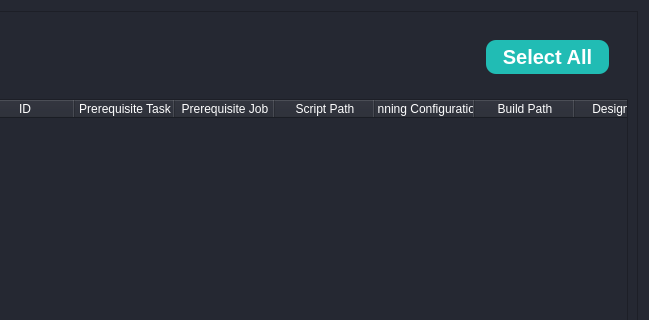
The window that src/frontend/UiFiles/Jobs.ui (bassant-hisham/Anomalies-Tracker-Siemens-Academy) describes before a commit, drawn with Qt 5; both pictures show x 147 to 796 and y 0 to 320 of the 796 by 606 pixel window.
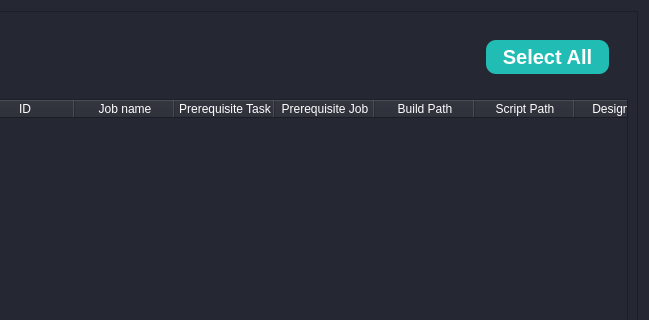
The same window after the commit.

```diff
--- a/src/frontend/UiFiles/Jobs.ui
+++ b/src/frontend/UiFiles/Jobs.ui
@@ -262,6 +262,11 @@
            <string>ID</string>
           </property>
          </column>
+         <column>
+          <property name="text">
+           <string>Job name</string>
+          </property>
+         </column>
          <column>
           <property name="text">
            <string>Prerequisite Task</string>
@@ -272,36 +277,31 @@
            <string>Prerequisite Job</string>
           </property>
          </column>
-         <column>
-          <property name="text">
-           <string>Script Path</string>
-          </property>
-         </column>
-         <column>
-          <property name="text">
-           <string>Running Configurations</string>
-          </property>
-         </column>
          <column>
           <property name="text">
            <string>Build Path</string>
           </property>
          </column>
+         <column>
+          <property name="text">
+           <string>Script Path</string>
+          </property>
+         </column>
          <column>
           <property name="text">
            <string>Design Path</string>
           </property>
          </column>
+         <column>
+          <property name="text">
+           <string>Running Configurations</string>
+          </property>
+         </column>
          <column>
           <property name="text">
            <string>Design Configurations</string>
           </property>
          </column>
-                   <column>
-            <property name="text">
-            <string>Job name</string>
-            </property>
-          </column>
            <column>
             <property name="text">
             <string>Job Status</string>
```
Lines whose indentation alone changed are shown as unchanged.
